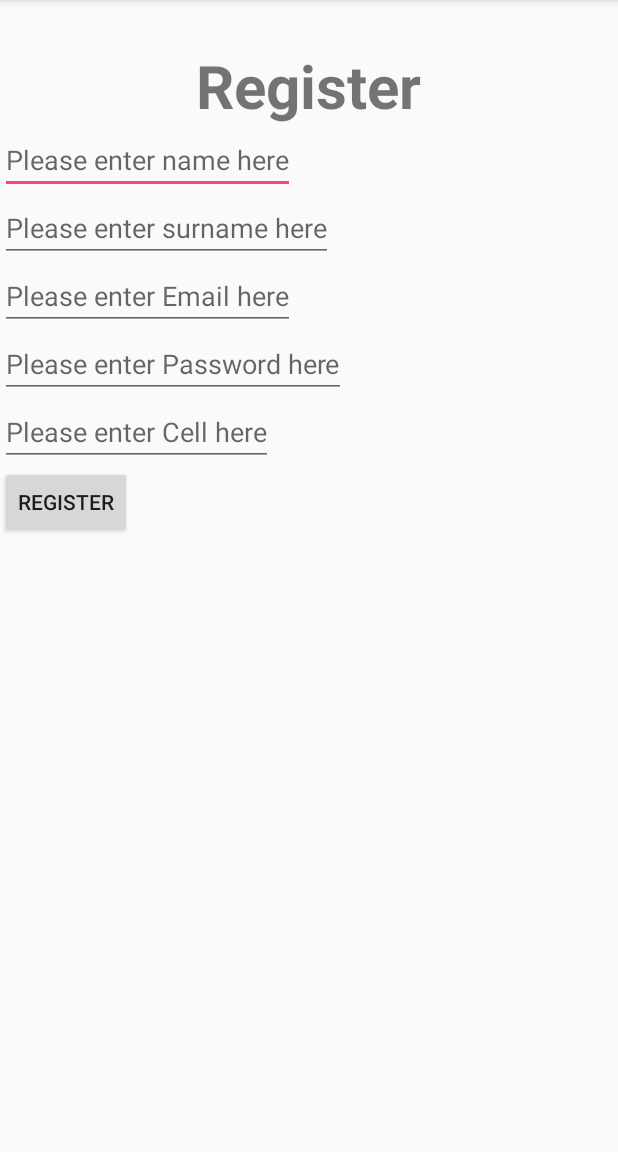
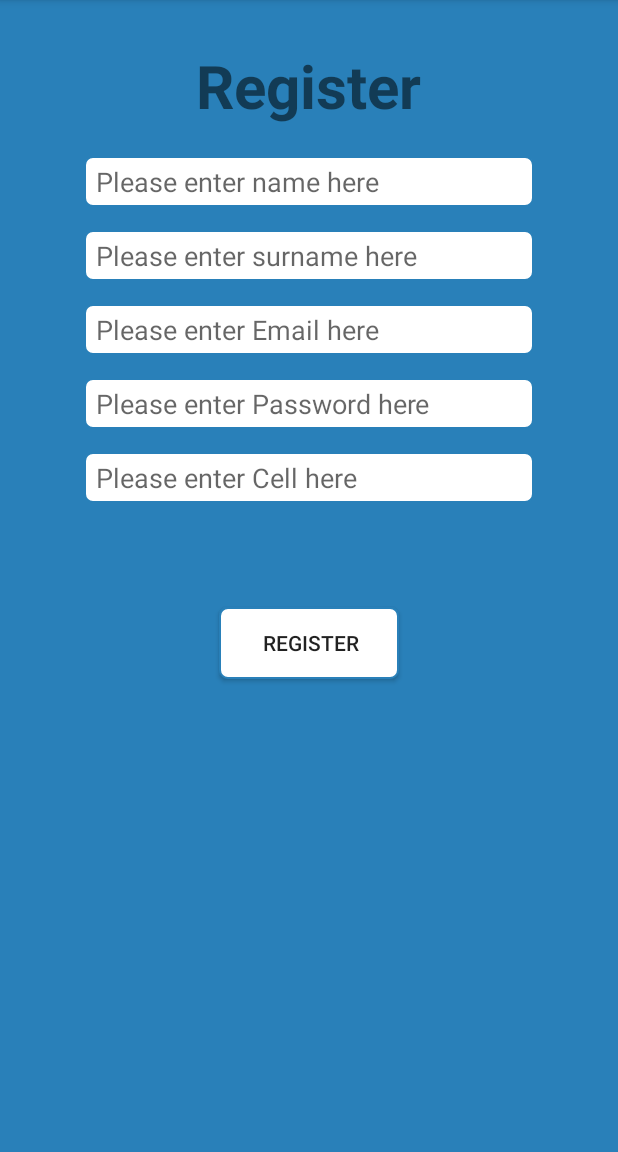
Before and after one commit to xeoxTeam/ProjectHope-Android, an Android app: the RegisterActivity screen opened directly, with no data from a screen before it, on a phone screen of 412 x 824 dp, the part 84-1236 px from its top. Run offline under Robolectric (Android 15) with nearby library versions, the phone set to English and light mode, and no system bars; our stand-ins replace Firebase (no records; nobody signed in at launch, a user with empty details on screens opened directly).

Commit message:
UI Update(login,register) with lukes merge

```diff
--- a/ProjectHopeAndroid/app/src/main/java/com/example/luke/projecthopeandroid/RegisterActivity.java
+++ b/ProjectHopeAndroid/app/src/main/java/com/example/luke/projecthopeandroid/RegisterActivity.java
@@ -75,7 +75,7 @@ public class RegisterActivity extends AppCompatActivity {
                             // the auth state listener will be notified and logic to handle the
                             // signed in user can be handled in the listener.
                             if (!task.isSuccessful()) {
-                                Toast.makeText(RegisterActivity.this, "Auth Failed",
+                                Toast.makeText(RegisterActivity.this, "Failed To Register User, Please try again.",
                                         Toast.LENGTH_SHORT).show();
                             } else {
                                 sendVerificationEmail();
--- /dev/null
+++ b/ProjectHopeAndroid/app/src/main/res/drawable/custom_buttons.xml
@@ -0,0 +1,14 @@
+<?xml version="1.0" encoding="utf-8"?>
+<shape xmlns:android="http://schemas.android.com/apk/res/android">
+    <corners android:radius="5dp"/>
+    <stroke android:width="1dp"
+        android:color="#2980B9"
+        />
+    <padding android:top="5dp"
+        android:bottom="5dp"
+        android:left="8dp"
+        android:right="5dp"
+        />
+    <solid android:color="#00BCFF"
+        />
+</shape>
--- /dev/null
+++ b/ProjectHopeAndroid/app/src/main/res/drawable/custom_edttext.xml
@@ -0,0 +1,14 @@
+<?xml version="1.0" encoding="utf-8"?>
+<shape xmlns:android="http://schemas.android.com/apk/res/android">
+    <corners android:radius="5dp"/>
+    <stroke android:width="1dp"
+        android:color="#2980B9"
+        />
+    <padding android:top="5dp"
+        android:bottom="5dp"
+        android:left="8dp"
+        android:right="5dp"
+        />
+    <solid android:color="#FFF"
+        />
+</shape>
--- a/ProjectHopeAndroid/app/src/main/res/layout/activity_login.xml
+++ b/ProjectHopeAndroid/app/src/main/res/layout/activity_login.xml
@@ -4,19 +4,21 @@
     xmlns:tools="http://schemas.android.com/tools"
     android:layout_width="match_parent"
     android:layout_height="match_parent"
+    android:background="#2980B9"
     tools:context="com.example.luke.projecthopeandroid.LoginActivity">
 
     <ImageView
         android:id="@+id/logo"
         android:layout_width="267dp"
         android:layout_height="168dp"
-        app:srcCompat="@drawable/logo_ph"
+        app:srcCompat="@drawable/newlogo"
         app:layout_constraintTop_toTopOf="parent"
-        android:layout_marginTop="16dp"
+        android:layout_marginTop="25dp"
         android:layout_marginLeft="8dp"
         app:layout_constraintLeft_toLeftOf="parent"
         android:layout_marginRight="8dp"
-        app:layout_constraintRight_toRightOf="parent" />
+        app:layout_constraintRight_toRightOf="parent"
+        app:layout_constraintHorizontal_bias="0.504" />
 
     <EditText
         android:id="@+id/emailEdit"
@@ -24,6 +26,7 @@
         android:layout_height="wrap_content"
         android:ems="10"
         android:hint="Email"
+        android:background="@drawable/custom_edttext"
         android:inputType="textEmailAddress"
         android:layout_marginLeft="8dp"
         app:layout_constraintLeft_toLeftOf="parent"
@@ -39,6 +42,7 @@
         android:layout_height="wrap_content"
         android:ems="10"
         android:hint="Password"
+        android:background="@drawable/custom_edttext"
         android:inputType="textPassword"
         android:layout_marginLeft="8dp"
         app:layout_constraintLeft_toLeftOf="parent"
@@ -54,6 +58,7 @@
         android:layout_height="49dp"
         android:text="Login"
         android:onClick="loginClick"
+        android:background="@drawable/custom_edttext"
         android:layout_marginLeft="52dp"
         app:layout_constraintLeft_toLeftOf="parent"
         app:layout_constraintTop_toTopOf="parent"
@@ -64,6 +69,7 @@
         android:layout_width="120dp"
         android:layout_height="50dp"
         android:text="Register"
+        android:background="@drawable/custom_edttext"
         android:layout_marginRight="58dp"
         android:onClick="registerClick"
         app:layout_constraintRight_toRightOf="parent"
@@ -75,6 +81,7 @@
         android:layout_width="wrap_content"
         android:layout_height="wrap_content"
         android:text="Forgot Password?"
+        android:background="@drawable/custom_edttext"
         app:layout_constraintBottom_toBottomOf="parent"
         android:layout_marginBottom="31dp"
         android:layout_marginRight="8dp"
--- a/ProjectHopeAndroid/app/src/main/res/layout/activity_register.xml
+++ b/ProjectHopeAndroid/app/src/main/res/layout/activity_register.xml
@@ -3,6 +3,7 @@
     xmlns:app="http://schemas.android.com/apk/res-auto"
     xmlns:tools="http://schemas.android.com/tools"
     android:layout_width="match_parent"
+    android:background="#2980B9"
     android:layout_height="match_parent"
     tools:context="com.example.luke.projecthopeandroid.RegisterActivity">
 
@@ -14,58 +15,73 @@
         android:layout_centerInParent="true"
         android:paddingTop="30dp"
         android:text="Register"
+        android:layout_marginBottom="20dp"
         android:textSize="40sp"
         android:textStyle="bold" />
 
+
+
     <EditText
-        android:layout_width="wrap_content"
+        android:layout_width="300dp"
         android:layout_height="wrap_content"
+        android:id="@+id/nameEdit"
+        android:background="@drawable/custom_edttext"
+        android:hint="Please enter name here"
+        android:layout_marginBottom="15dp"
+        android:inputType="textPersonName"
         android:layout_below="@+id/heading"
-        android:id="@+id/nameEdit"
-        android:hint="Please enter name here"
-        android:layout_alignParentLeft="true"
-        android:inputType="textPersonName"/>
+        android:layout_centerHorizontal="true" />
     <EditText
-        android:layout_width="wrap_content"
+        android:layout_width="300dp"
         android:layout_height="wrap_content"
         android:id="@+id/surnameEdit"
+        android:background="@drawable/custom_edttext"
+        android:hint="Please enter surname here"
+        android:layout_marginBottom="15dp"
+        android:inputType="textPersonName"
         android:layout_below="@+id/nameEdit"
-        android:hint="Please enter surname here"
-        android:layout_alignParentLeft="true"
-        android:inputType="textPersonName"/>
+        android:layout_centerHorizontal="true" />
     <EditText
-        android:layout_width="wrap_content"
+        android:layout_width="300dp"
         android:layout_height="wrap_content"
-        android:layout_alignParentLeft="true"
         android:hint="Please enter Email here"
+        android:background="@drawable/custom_edttext"
+        android:id="@+id/emailEdit"
+        android:layout_marginBottom="15dp"
+        android:inputType="textEmailAddress"
         android:layout_below="@+id/surnameEdit"
-        android:id="@+id/emailEdit"
-        android:inputType="textEmailAddress"/>
+        android:layout_alignStart="@+id/nameEdit" />
     <EditText
-        android:layout_width="wrap_content"
+        android:layout_width="300dp"
         android:layout_height="wrap_content"
         android:hint="Please enter Password here"
-        android:layout_alignParentLeft="true"
+        android:layout_marginBottom="15dp"
+        android:background="@drawable/custom_edttext"
+        android:id="@+id/passwordEdit"
+        android:inputType="textPassword"
         android:layout_below="@+id/emailEdit"
-        android:id="@+id/passwordEdit"
-        android:inputType="textPassword"/>
+        android:layout_centerHorizontal="true" />
     <EditText
-        android:layout_width="wrap_content"
+        android:layout_width="300dp"
         android:layout_height="wrap_content"
         android:id="@+id/cellEdit"
+        android:layout_marginBottom="15dp"
         android:maxLength="10"
+        android:background="@drawable/custom_edttext"
         android:hint="Please enter Cell here"
-        android:layout_alignParentLeft="true"
+        android:inputType="phone"
         android:layout_below="@+id/passwordEdit"
-        android:inputType="phone"/>
+        android:layout_alignStart="@+id/passwordEdit" />
 
     <Button
         android:id="@+id/registerButton"
-        android:layout_width="wrap_content"
+        android:layout_width="120dp"
         android:layout_height="wrap_content"
+        android:onClick="register"
+        android:text="Register"
+        android:background="@drawable/custom_edttext"
+        android:layout_marginTop="54dp"
         android:layout_below="@+id/cellEdit"
-        android:layout_alignParentLeft="true"
-        android:onClick="register"
-        android:text="Register" />
+        android:layout_centerHorizontal="true" />
 
 </RelativeLayout>
```
Also changed, not shown: ProjectHopeAndroid/app/src/main/res/drawable/newlogo.png (added).
